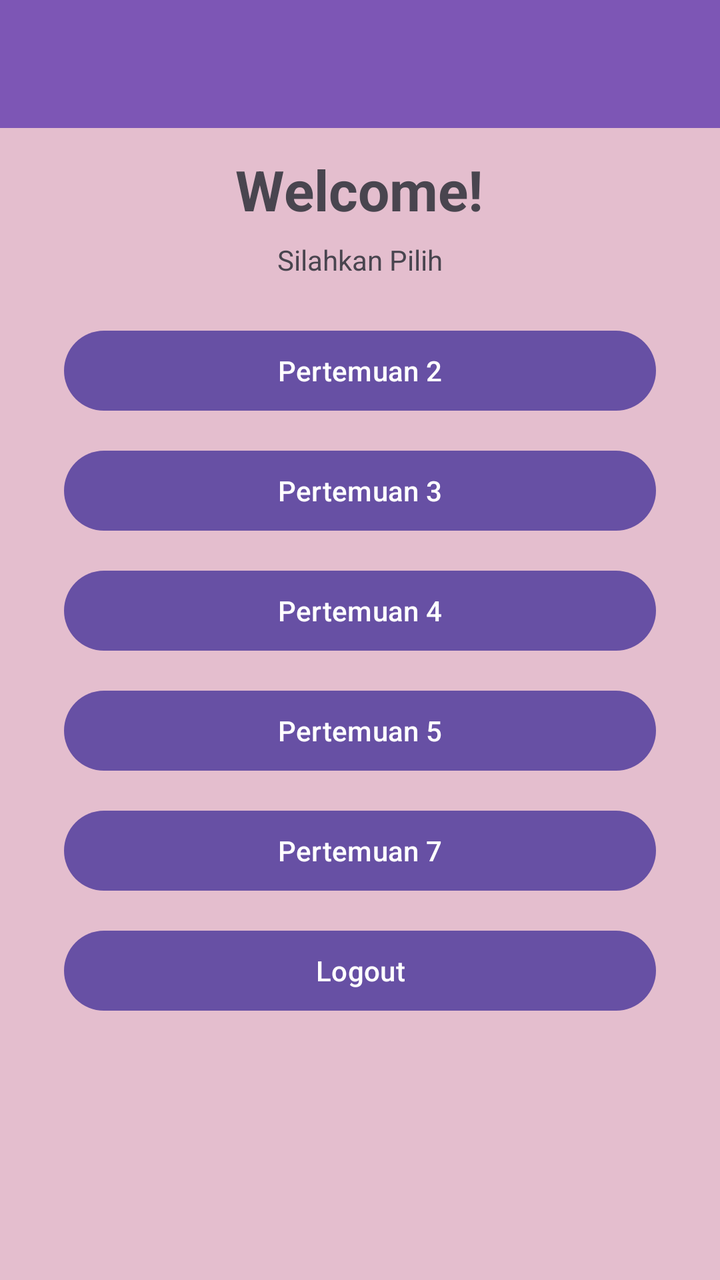
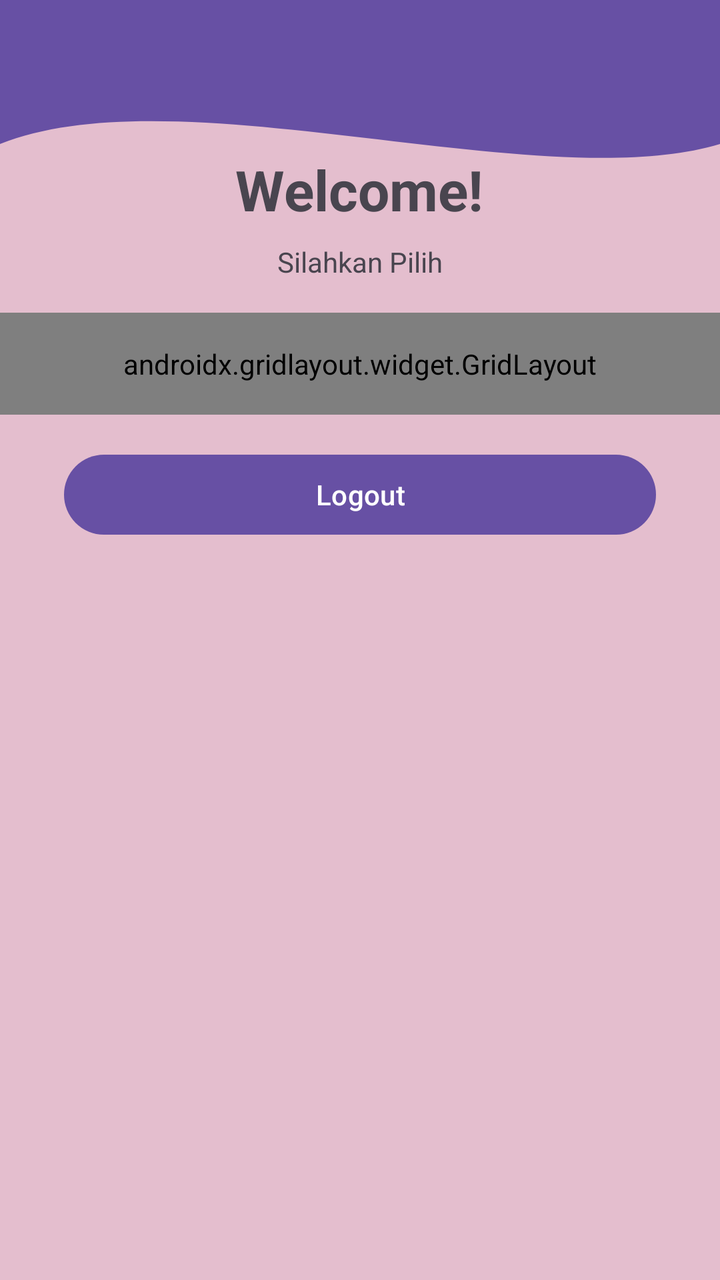

The first picture is an Android layout as it rendered before a commit; the second is the same layout after the commit. The layout source and the unified diff follow.
<!-- AndroidManifest.xml: application theme Theme.Tifadenia -->
<!-- res/layout/activity_home_fragment.xml -->
<?xml version="1.0" encoding="utf-8"?>
<androidx.constraintlayout.widget.ConstraintLayout xmlns:android="http://schemas.android.com/apk/res/android"
    xmlns:app="http://schemas.android.com/apk/res-auto"
    xmlns:tools="http://schemas.android.com/tools"
    android:layout_width="match_parent"
    android:layout_height="match_parent"
    android:background="#5AB35776"
    tools:context=".Home.HomeFragment">

    <androidx.appcompat.widget.Toolbar
        android:id="@+id/toolbar"
        android:layout_width="0dp"
        android:layout_height="?attr/actionBarSize"
        android:background="#D36941B1"
        android:theme="@style/ThemeOverlay.AppCompat.Dark.ActionBar"
        app:layout_constraintEnd_toEndOf="parent"
        app:layout_constraintStart_toStartOf="parent"
        app:layout_constraintTop_toTopOf="parent" />

    <TextView
        android:id="@+id/tvWelcome"
        android:layout_width="wrap_content"
        android:layout_height="wrap_content"
        android:layout_marginTop="12dp"
        android:text="Welcome!"
        android:textSize="28sp"
        android:textStyle="bold"
        app:layout_constraintEnd_toEndOf="parent"
        app:layout_constraintHorizontal_bias="0.498"
        app:layout_constraintStart_toStartOf="parent"
        app:layout_constraintTop_toBottomOf="@+id/toolbar" />

    <Button
        android:id="@+id/btnToSecond"
        android:layout_width="0dp"
        android:layout_height="wrap_content"
        android:layout_marginStart="32dp"
        android:layout_marginTop="48dp"
        android:layout_marginEnd="32dp"
        android:text="Pertemuan 2"
        app:layout_constraintEnd_toEndOf="parent"
        app:layout_constraintHorizontal_bias="0.0"
        app:layout_constraintStart_toStartOf="parent"
        app:layout_constraintTop_toBottomOf="@+id/tvWelcome" />

    <Button
        android:id="@+id/btnToThird"
        android:layout_width="0dp"
        android:layout_height="wrap_content"
        android:layout_marginStart="32dp"
        android:layout_marginTop="12dp"
        android:layout_marginEnd="32dp"
        android:text="Pertemuan 3"
        app:layout_constraintEnd_toEndOf="parent"
        app:layout_constraintStart_toStartOf="parent"
        app:layout_constraintTop_toBottomOf="@+id/btnToSecond" />

    <Button
        android:id="@+id/btnToFourth"
        android:layout_width="0dp"
        android:layout_height="wrap_content"
        android:layout_marginStart="32dp"
        android:layout_marginTop="12dp"
        android:layout_marginEnd="32dp"
        android:text="Pertemuan 4"
        app:layout_constraintEnd_toEndOf="parent"
        app:layout_constraintStart_toStartOf="parent"
        app:layout_constraintTop_toBottomOf="@+id/btnToThird" />

    <Button
        android:id="@+id/btnToFifth"
        android:layout_width="0dp"
        android:layout_height="wrap_content"
        android:layout_marginStart="32dp"
        android:layout_marginTop="12dp"
        android:layout_marginEnd="32dp"
        android:text="Pertemuan 5"
        app:layout_constraintEnd_toEndOf="parent"
        app:layout_constraintStart_toStartOf="parent"
        app:layout_constraintTop_toBottomOf="@+id/btnToFourth" />

    <Button
        android:id="@+id/btnToSeventh"
        android:layout_width="0dp"
        android:layout_height="wrap_content"
        android:layout_marginStart="32dp"
        android:layout_marginTop="12dp"
        android:layout_marginEnd="32dp"
        android:text="Pertemuan 7"
        app:layout_constraintEnd_toEndOf="parent"
        app:layout_constraintStart_toStartOf="parent"
        app:layout_constraintTop_toBottomOf="@+id/btnToFifth" />

    <Button
        android:id="@+id/btnLogout"
        android:layout_width="0dp"
        android:layout_height="wrap_content"
        android:layout_marginStart="32dp"
        android:layout_marginTop="12dp"
        android:layout_marginEnd="32dp"
        android:text="Logout"
        app:layout_constraintEnd_toEndOf="parent"
        app:layout_constraintStart_toStartOf="parent"
        app:layout_constraintTop_toBottomOf="@+id/btnToSeventh" />

    <TextView
        android:id="@+id/textView4"
        android:layout_width="wrap_content"
        android:layout_height="wrap_content"
        android:text="Silahkan Pilih"
        app:layout_constraintBottom_toTopOf="@+id/btnToSecond"
        app:layout_constraintEnd_toEndOf="parent"
        app:layout_constraintStart_toStartOf="parent"
        app:layout_constraintTop_toBottomOf="@+id/tvWelcome"
        app:layout_constraintVertical_bias="0.241" />

</androidx.constraintlayout.widget.ConstraintLayout>
<!-- resources referenced by this layout -->
<resources>
  <style name="Theme.Tifadenia" parent="Base.Theme.Tifadenia" />
  <style name="Base.Theme.Tifadenia" parent="Theme.Material3.DayNight.NoActionBar">
          
          
      </style>
</resources>

<!-- the commit's change to res/layout/activity_home_fragment.xml (unified diff, before → after) -->
@@ -7,11 +7,20 @@
     android:background="#5AB35776"
     tools:context=".Home.HomeFragment">
 
+    <View
+        android:id="@+id/background_header"
+        android:layout_width="0dp"
+        android:layout_height="180dp"
+        android:background="@drawable/bg_header_wave"
+        app:layout_constraintEnd_toEndOf="parent"
+        app:layout_constraintStart_toStartOf="parent"
+        app:layout_constraintTop_toTopOf="parent"/>
+
     <androidx.appcompat.widget.Toolbar
         android:id="@+id/toolbar"
         android:layout_width="0dp"
         android:layout_height="?attr/actionBarSize"
-        android:background="#D36941B1"
+        android:background="#00B0279E"
         android:theme="@style/ThemeOverlay.AppCompat.Dark.ActionBar"
         app:layout_constraintEnd_toEndOf="parent"
         app:layout_constraintStart_toStartOf="parent"
@@ -30,88 +39,89 @@
         app:layout_constraintStart_toStartOf="parent"
         app:layout_constraintTop_toBottomOf="@+id/toolbar" />
 
-    <Button
-        android:id="@+id/btnToSecond"
-        android:layout_width="0dp"
+    <TextView
+        android:id="@+id/textView4"
+        android:layout_width="wrap_content"
         android:layout_height="wrap_content"
-        android:layout_marginStart="32dp"
-        android:layout_marginTop="48dp"
-        android:layout_marginEnd="32dp"
-        android:text="Pertemuan 2"
+        android:layout_marginTop="8dp"
+        android:text="Silahkan Pilih"
         app:layout_constraintEnd_toEndOf="parent"
-        app:layout_constraintHorizontal_bias="0.0"
         app:layout_constraintStart_toStartOf="parent"
         app:layout_constraintTop_toBottomOf="@+id/tvWelcome" />
 
-    <Button
-        android:id="@+id/btnToThird"
-        android:layout_width="0dp"
+    
+    <androidx.gridlayout.widget.GridLayout
+        android:id="@+id/gridLayoutPertemuan"
+        android:layout_width="match_parent"
         android:layout_height="wrap_content"
-        android:layout_marginStart="32dp"
-        android:layout_marginTop="12dp"
-        android:layout_marginEnd="32dp"
-        android:text="Pertemuan 3"
+        android:layout_marginTop="16dp"
+        android:padding="16dp"
+        app:columnCount="2"
+        app:useDefaultMargins="true"
         app:layout_constraintEnd_toEndOf="parent"
         app:layout_constraintStart_toStartOf="parent"
-        app:layout_constraintTop_toBottomOf="@+id/btnToSecond" />
+        app:layout_constraintTop_toBottomOf="@+id/textView4">
 
-    <Button
-        android:id="@+id/btnToFourth"
-        android:layout_width="0dp"
-        android:layout_height="wrap_content"
-        android:layout_marginStart="32dp"
-        android:layout_marginTop="12dp"
-        android:layout_marginEnd="32dp"
-        android:text="Pertemuan 4"
-        app:layout_constraintEnd_toEndOf="parent"
-        app:layout_constraintStart_toStartOf="parent"
-        app:layout_constraintTop_toBottomOf="@+id/btnToThird" />
+        <com.google.android.material.button.MaterialButton
+            android:id="@+id/btnToSecond"
+            android:layout_width="0dp"
+            android:layout_height="wrap_content"
+            android:text="Pertemuan 2"
+            app:layout_columnWeight="1"
+            app:layout_gravity="fill_horizontal" />
 
-    <Button
-        android:id="@+id/btnToFifth"
-        android:layout_width="0dp"
-        android:layout_height="wrap_content"
-        android:layout_marginStart="32dp"
-        android:layout_marginTop="12dp"
-        android:layout_marginEnd="32dp"
-        android:text="Pertemuan 5"
-        app:layout_constraintEnd_toEndOf="parent"
-        app:layout_constraintStart_toStartOf="parent"
-        app:layout_constraintTop_toBottomOf="@+id/btnToFourth" />
+        <com.google.android.material.button.MaterialButton
+            android:id="@+id/btnToThird"
+            android:layout_width="0dp"
+            android:layout_height="wrap_content"
+            android:text="Pertemuan 3"
+            app:layout_columnWeight="1"
+            app:layout_gravity="fill_horizontal" />
 
-    <Button
-        android:id="@+id/btnToSeventh"
-        android:layout_width="0dp"
-        android:layout_height="wrap_content"
-        android:layout_marginStart="32dp"
-        android:layout_marginTop="12dp"
-        android:layout_marginEnd="32dp"
-        android:text="Pertemuan 7"
-        app:layout_constraintEnd_toEndOf="parent"
-        app:layout_constraintStart_toStartOf="parent"
-        app:layout_constraintTop_toBottomOf="@+id/btnToFifth" />
+        <com.google.android.material.button.MaterialButton
+            android:id="@+id/btnToFourth"
+            android:layout_width="0dp"
+            android:layout_height="wrap_content"
+            android:text="Pertemuan 4"
+            app:layout_columnWeight="1"
+            app:layout_gravity="fill_horizontal" />
+
+        <com.google.android.material.button.MaterialButton
+            android:id="@+id/btnToFifth"
+            android:layout_width="0dp"
+            android:layout_height="wrap_content"
+            android:text="Pertemuan 5"
+            app:layout_columnWeight="1"
+            app:layout_gravity="fill_horizontal" />
+
+        <com.google.android.material.button.MaterialButton
+            android:id="@+id/btnToSeventh"
+            android:layout_width="0dp"
+            android:layout_height="wrap_content"
+            android:text="Pertemuan 7"
+            app:layout_columnWeight="1"
+            app:layout_gravity="fill_horizontal" />
+
+        <com.google.android.material.button.MaterialButton
+            android:id="@+id/btnToTenth"
+            android:layout_width="0dp"
+            android:layout_height="wrap_content"
+            android:text="Pertemuan 10"
+            app:layout_columnWeight="1"
+            app:layout_gravity="fill_horizontal" />
+
+    </androidx.gridlayout.widget.GridLayout>
 
     <Button
         android:id="@+id/btnLogout"
         android:layout_width="0dp"
         android:layout_height="wrap_content"
         android:layout_marginStart="32dp"
-        android:layout_marginTop="12dp"
+        android:layout_marginTop="16dp"
         android:layout_marginEnd="32dp"
         android:text="Logout"
         app:layout_constraintEnd_toEndOf="parent"
         app:layout_constraintStart_toStartOf="parent"
-        app:layout_constraintTop_toBottomOf="@+id/btnToSeventh" />
-
-    <TextView
-        android:id="@+id/textView4"
-        android:layout_width="wrap_content"
-        android:layout_height="wrap_content"
-        android:text="Silahkan Pilih"
-        app:layout_constraintBottom_toTopOf="@+id/btnToSecond"
-        app:layout_constraintEnd_toEndOf="parent"
-        app:layout_constraintStart_toStartOf="parent"
-        app:layout_constraintTop_toBottomOf="@+id/tvWelcome"
-        app:layout_constraintVertical_bias="0.241" />
+        app:layout_constraintTop_toBottomOf="@+id/gridLayoutPertemuan" />
 
 </androidx.constraintlayout.widget.ConstraintLayout>
<!-- resource entries referenced after the edit -->
@@ -1,5 +1,26 @@
 <!-- resources referenced by this layout -->
 <resources>
+  <!-- drawable bg_header_wave (drawable) -->
+  <?xml version="1.0" encoding="utf-8"?>
+  <vector xmlns:android="http://schemas.android.com/apk/res/android"
+      android:width="100dp"
+      android:height="100dp"
+      android:viewportWidth="100"
+      android:viewportHeight="100">
+  
+      
+      <path
+          android:fillColor="?attr/colorPrimary"
+          android:pathData="
+              M0,0
+              L100,0
+              L100,40
+              C 75,55
+                25,20
+                0,40
+              Z" />
+  
+  </vector>
   <style name="Theme.Tifadenia" parent="Base.Theme.Tifadenia" />
   <style name="Base.Theme.Tifadenia" parent="Theme.Material3.DayNight.NoActionBar">
           
